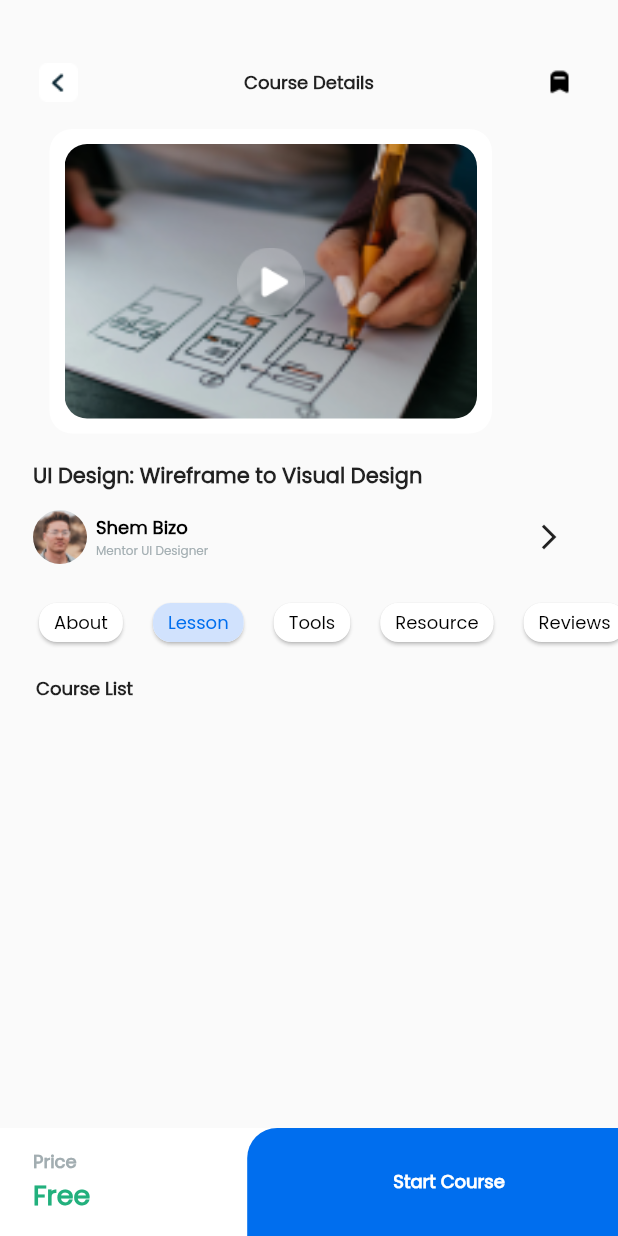
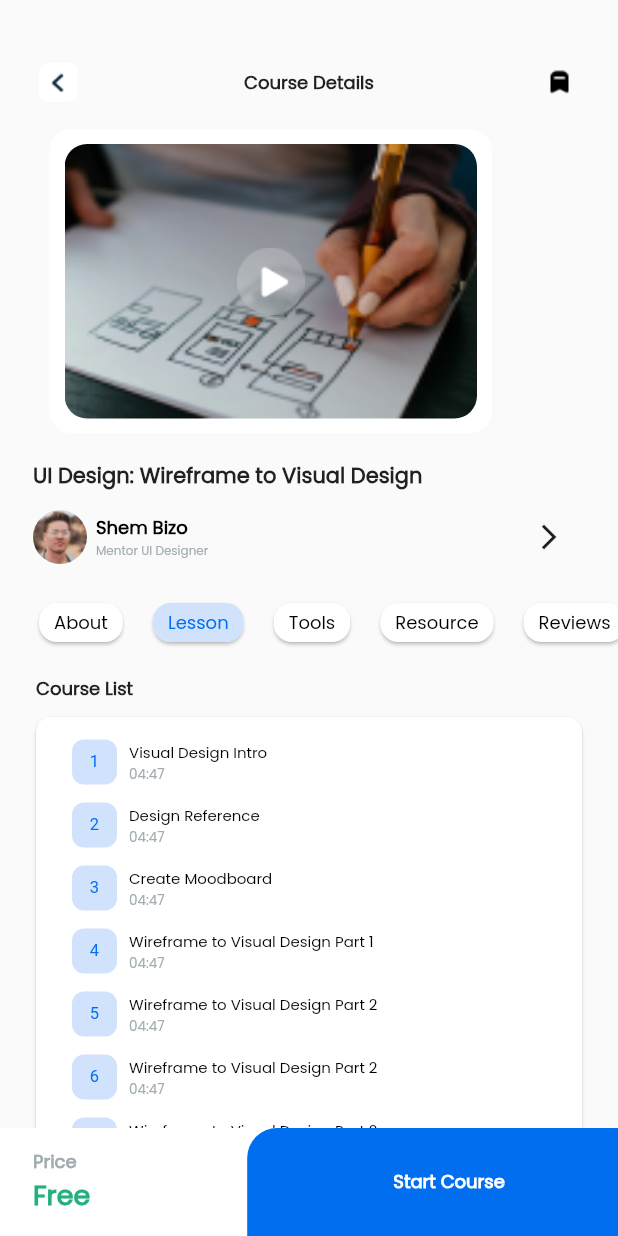
Before and after one commit to derikdwiheavyanto/Mobile_UI, a Flutter app: the screen it shows after launch, after a tap on "show all", on a phone screen of 412 x 824 dp. Run offline on Flutter 3.47's test engine with Material 2 defaults, Android fonts, the phone set to English and light mode, and no system bars; our stand-ins replace like_button.

Commit message:
update commit

```diff
--- a/lib/screen/material/slide_menu.dart
+++ b/lib/screen/material/slide_menu.dart
@@ -13,18 +13,21 @@ class _SlideMenuState extends State<SlideMenu> {
   @override
   Widget build(BuildContext context) {
     // int indek = index;
-    // List data = [
-    //   Center(
-    //     child: Text("Page 1"),
-    //   ),
-    //   listBuilder(),
-    //   Center(
-    //     child: Text("Page 3"),
-    //   ),
-    //   Center(
-    //     child: Text("Page 4"),
-    //   ),
-    // ];
+    List data = [
+      Center(
+        child: Text("Page 1"),
+      ),
+      listBuilder(),
+      Center(
+        child: Text("Page 3"),
+      ),
+      Center(
+        child: Text("Page 4"),
+      ),
+      Center(
+        child: Text("Page 4"),
+      ),
+    ];
     return Column(
       crossAxisAlignment: CrossAxisAlignment.start,
       children: [
@@ -56,26 +59,26 @@ class _SlideMenuState extends State<SlideMenu> {
                         fontWeight: FontWeight.w600))),
 
             // Card Course List
-            // Container(
-            //   width: MediaQuery.of(context).size.width * 1,
-            //   height: MediaQuery.of(context).size.height * 0.5,
-            //   margin: EdgeInsets.fromLTRB(20, 0, 20, 75),
-            //   decoration: BoxDecoration(
-            //       // color: Colors.amber,
-            //       borderRadius: BorderRadius.only(
-            //           topLeft: Radius.circular(10),
-            //           topRight: Radius.circular(10))),
-            //   child: Card(
-            //     shape: RoundedRectangleBorder(
-            //         borderRadius: BorderRadius.only(
-            //             topLeft: Radius.circular(10),
-            //             topRight: Radius.circular(10))),
-            //     child: Padding(
-            //         padding: EdgeInsets.only(left: 12, right: 12),
-            //         child: Scrollbar(
-            //             radius: Radius.circular(10), child: data[index])),
-            //   ),
-            // ),
+            Container(
+              width: MediaQuery.of(context).size.width * 1,
+              height: MediaQuery.of(context).size.height * 0.5,
+              margin: EdgeInsets.fromLTRB(20, 0, 20, 75),
+              decoration: BoxDecoration(
+                  // color: Colors.amber,
+                  borderRadius: BorderRadius.only(
+                      topLeft: Radius.circular(10),
+                      topRight: Radius.circular(10))),
+              child: Card(
+                shape: RoundedRectangleBorder(
+                    borderRadius: BorderRadius.only(
+                        topLeft: Radius.circular(10),
+                        topRight: Radius.circular(10))),
+                child: Padding(
+                    padding: EdgeInsets.only(left: 12, right: 12),
+                    child: Scrollbar(
+                        radius: Radius.circular(10), child: data[index])),
+              ),
+            ),
           ],
         )
       ],
@@ -117,75 +120,75 @@ class _SlideMenuState extends State<SlideMenu> {
         ));
   }
 
-  // Widget listBuilder() {
-  //   List listBuilderData = [
-  //     {"title": "Visual Design Intro", "time": "04:47"},
-  //     {"title": "Design Reference", "time": "04:47"},
-  //     {"title": "Create Moodboard", "time": "04:47"},
-  //     {"title": "Wireframe to Visual Design Part 1", "time": "04:47"},
-  //     {"title": "Wireframe to Visual Design Part 2", "time": "04:47"},
-  //     {"title": "Wireframe to Visual Design Part 2", "time": "04:47"},
-  //     {"title": "Wireframe to Visual Design Part 2", "time": "04:47"},
-  //     {"title": "Wireframe to Visual Design Part 2", "time": "04:47"},
-  //   ];
+  Widget listBuilder() {
+    List listBuilderData = [
+      {"title": "Visual Design Intro", "time": "04:47"},
+      {"title": "Design Reference", "time": "04:47"},
+      {"title": "Create Moodboard", "time": "04:47"},
+      {"title": "Wireframe to Visual Design Part 1", "time": "04:47"},
+      {"title": "Wireframe to Visual Design Part 2", "time": "04:47"},
+      {"title": "Wireframe to Visual Design Part 2", "time": "04:47"},
+      {"title": "Wireframe to Visual Design Part 2", "time": "04:47"},
+      {"title": "Wireframe to Visual Design Part 2", "time": "04:47"},
+    ];
 
-  //   return ListView.builder(
-  //     padding: EdgeInsets.only(top: 15),
-  //     itemCount: listBuilderData.length,
-  //     itemBuilder: (context, index) {
-  //       int _counter = index + 1;
-  //       return listContent(_counter, listBuilderData[index]["title"],
-  //           listBuilderData[index]["time"]);
-  //     },
-  //   );
-  // }
+    return ListView.builder(
+      padding: EdgeInsets.only(top: 15),
+      itemCount: listBuilderData.length,
+      itemBuilder: (context, index) {
+        int _counter = index + 1;
+        return listContent(_counter, listBuilderData[index]["title"],
+            listBuilderData[index]["time"]);
+      },
+    );
+  }
 
-  // Widget listContent(int _counter, String title, String time) {
-  //   return Container(
-  //     // width: 100,
+  Widget listContent(int _counter, String title, String time) {
+    return Container(
+      // width: 100,
 
-  //     // color: Colors.amber,
-  //     margin: EdgeInsets.fromLTRB(12, 0, 12, 12),
-  //     child: Row(
-  //       children: [
-  //         Container(s
-  //           width: 30,
-  //           height: 30,
-  //           decoration: BoxDecoration(
-  //               color: Color(0xFFD1E2FD),
-  //               borderRadius: BorderRadius.circular(8)),
-  //           child: Center(
-  //             child: Text(
-  //               _counter.toString(),
-  //               style: TextStyle(fontSize: 11, color: Color(0xFF006EEE)),
-  //             ),
-  //           ),
-  //         ),
-  //         Container(
-  //             // padding: EdgeInsets.only(right: 8),
-  //             margin: EdgeInsets.only(left: 8),
-  //             child: Column(
-  //               crossAxisAlignment: CrossAxisAlignment.start,
-  //               children: [
-  //                 Text(
-  //                   title,
-  //                   style: TextStyle(
-  //                       fontFamily: "Poppins",
-  //                       fontSize: 10,
-  //                       fontWeight: FontWeight.w400,
-  //                       color: Colors.black),
-  //                   textAlign: TextAlign.justify,
-  //                 ),
-  //                 Text(time,
-  //                     style: TextStyle(
-  //                         fontFamily: "Poppins",
-  //                         fontSize: 9,
-  //                         fontWeight: FontWeight.w400,
-  //                         color: Color(0xFFA2ADB1)))
-  //               ],
-  //             ))
-  //       ],
-  //     ),
-  //   );
-  // }
+      // color: Colors.amber,
+      margin: EdgeInsets.fromLTRB(12, 0, 12, 12),
+      child: Row(
+        children: [
+          Container(
+            width: 30,
+            height: 30,
+            decoration: BoxDecoration(
+                color: Color(0xFFD1E2FD),
+                borderRadius: BorderRadius.circular(8)),
+            child: Center(
+              child: Text(
+                _counter.toString(),
+                style: TextStyle(fontSize: 11, color: Color(0xFF006EEE)),
+              ),
+            ),
+          ),
+          Container(
+              // padding: EdgeInsets.only(right: 8),
+              margin: EdgeInsets.only(left: 8),
+              child: Column(
+                crossAxisAlignment: CrossAxisAlignment.start,
+                children: [
+                  Text(
+                    title,
+                    style: TextStyle(
+                        fontFamily: "Poppins",
+                        fontSize: 10,
+                        fontWeight: FontWeight.w400,
+                        color: Colors.black),
+                    textAlign: TextAlign.justify,
+                  ),
+                  Text(time,
+                      style: TextStyle(
+                          fontFamily: "Poppins",
+                          fontSize: 9,
+                          fontWeight: FontWeight.w400,
+                          color: Color(0xFFA2ADB1)))
+                ],
+              ))
+        ],
+      ),
+    );
+  }
 }
```
